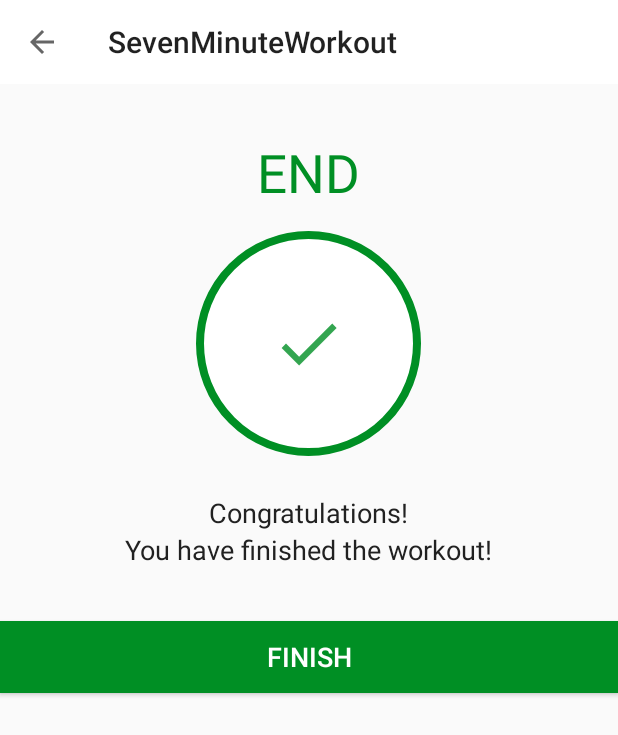
After one commit to OneDudeDesign/SevenMinuteWorkout_Udem_A10_Kotlin, an Android app: the FinishActivity screen opened directly, with no data from a screen before it, on a phone screen of 412 x 824 dp. The commit adds this screen. Shown: the top 735 px of the screen. Run offline under Robolectric (Android 15) with nearby library versions, the phone set to English and light mode, and no system bars.

Commit message:
Phase12: added finish screen and intent navigation

```diff
--- a/app/src/main/AndroidManifest.xml
+++ b/app/src/main/AndroidManifest.xml
@@ -9,11 +9,13 @@
         android:roundIcon="@mipmap/ic_launcher_round"
         android:supportsRtl="true"
         android:theme="@style/Theme.SevenMinuteWorkout">
-        <activity android:name=".ExerciseActivity"
+        <activity android:name=".FinishActivity"
             android:screenOrientation="portrait"
-            android:theme="@style/Theme.AppCompat.Light.NoActionBar">
-
-        </activity>
+            android:theme="@style/Theme.AppCompat.Light.NoActionBar"></activity>
+        <activity
+            android:name=".ExerciseActivity"
+            android:screenOrientation="portrait"
+            android:theme="@style/Theme.AppCompat.Light.NoActionBar"></activity>
         <activity
             android:name=".MainActivity"
             android:screenOrientation="portrait"
--- a/app/src/main/java/com/onedudedesign/sevenminuteworkout/ExerciseActivity.kt
+++ b/app/src/main/java/com/onedudedesign/sevenminuteworkout/ExerciseActivity.kt
@@ -1,5 +1,6 @@
 package com.onedudedesign.sevenminuteworkout
 
+import android.content.Intent
 import android.media.MediaPlayer
 import androidx.appcompat.app.AppCompatActivity
 import android.os.Bundle
@@ -127,11 +128,10 @@
                     exerciseAdapter!!.notifyDataSetChanged()
                     setupRestView()
                 } else {
-                    Toast.makeText(
-                        this@ExerciseActivity,
-                        "Congratulations you have completed the Seven Minute Workout!!",
-                        Toast.LENGTH_SHORT
-                    ).show()
+
+                    finish()
+                    val intent = Intent(this@ExerciseActivity, FinishActivity::class.java)
+                    startActivity(intent)
 
                 }
 
--- /dev/null
+++ b/app/src/main/java/com/onedudedesign/sevenminuteworkout/FinishActivity.kt
@@ -0,0 +1,24 @@
+package com.onedudedesign.sevenminuteworkout
+
+import androidx.appcompat.app.AppCompatActivity
+import android.os.Bundle
+import kotlinx.android.synthetic.main.activity_finish.*
+
+class FinishActivity : AppCompatActivity() {
+    override fun onCreate(savedInstanceState: Bundle?) {
+        super.onCreate(savedInstanceState)
+        setContentView(R.layout.activity_finish)
+
+        setSupportActionBar(toolbar_finish_activity)
+        supportActionBar?.setDisplayHomeAsUpEnabled(true)
+
+        toolbar_finish_activity.setNavigationOnClickListener {
+            onBackPressed()
+        }
+
+        btnFinish.setOnClickListener {
+            finish() //closes this activity and pops top main
+        }
+
+    }
+}
--- /dev/null
+++ b/app/src/main/res/drawable/ic_action_done.xml
@@ -0,0 +1,14 @@
+<?xml version="1.0" encoding="utf-8"?>
+<vector xmlns:android="http://schemas.android.com/apk/res/android"
+    android:width="24dp"
+    android:height="24dp"
+    android:viewportWidth="24"
+    android:viewportHeight="24"
+    android:tint="#008F24"
+    android:alpha="0.8">
+    <path
+        android:fillColor="#FF000000"
+        android:pathData="M9,16.2L4.8,12l-1.4,1.4L9,19 21,7l-1.4,-1.4L9,16.2z"
+        />
+
+</vector>
--- /dev/null
+++ b/app/src/main/res/layout/activity_finish.xml
@@ -0,0 +1,69 @@
+<?xml version="1.0" encoding="utf-8"?>
+<LinearLayout xmlns:android="http://schemas.android.com/apk/res/android"
+    xmlns:tools="http://schemas.android.com/tools"
+    android:layout_width="match_parent"
+    android:layout_height="match_parent"
+    android:gravity="center_horizontal"
+    android:orientation="vertical"
+
+    tools:context=".FinishActivity">
+
+    <androidx.appcompat.widget.Toolbar
+        android:id="@+id/toolbar_finish_activity"
+        android:layout_width="match_parent"
+        android:layout_height="?android:attr/actionBarSize"
+        android:background="@color/white" />
+
+    <TextView
+        android:id="@+id/tvEnd"
+        android:layout_width="wrap_content"
+        android:layout_height="wrap_content"
+        android:layout_marginTop="35dp"
+        android:text="END"
+        android:textColor="@color/colorAccent"
+        android:textSize="35sp" />
+
+    <LinearLayout
+        android:layout_width="150dp"
+        android:layout_height="150dp"
+        android:layout_gravity="center"
+        android:layout_marginTop="15sp"
+        android:background="@drawable/item_circular_color_accent_border"
+        android:gravity="center">
+
+        <ImageView
+            android:layout_width="50dp"
+            android:layout_height="50dp"
+            android:contentDescription="@string/image"
+            android:src="@drawable/ic_action_done" />
+
+    </LinearLayout>
+
+    <TextView
+        android:layout_width="wrap_content"
+        android:layout_height="wrap_content"
+        android:layout_marginTop="25dp"
+        android:text="Congratulations!"
+        android:textColor="#212121"
+        android:textSize="18sp" />
+
+    <TextView
+        android:layout_width="wrap_content"
+        android:layout_height="wrap_content"
+        android:text="You have finished the workout!"
+        android:textColor="#212121"
+        android:textSize="18sp" />
+
+    <Button
+        android:id="@+id/btnFinish"
+        android:layout_width="match_parent"
+        android:layout_height="wrap_content"
+        android:layout_gravity="bottom"
+        android:layout_marginTop="35dp"
+        android:background="@color/colorAccent"
+        android:text="FINISH"
+        android:textColor="@color/colorWhite"
+        android:textSize="18sp" />
+
+
+</LinearLayout>
```
